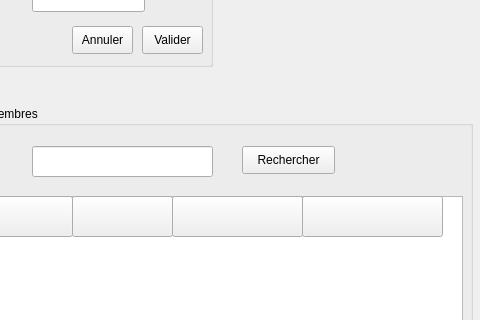
The window that mainwindow.ui (Mahdi-dahmani/Smart-Aid-association-2A9) describes before a commit, drawn with Qt 5; both pictures show x 588 to 1068 and y 173 to 493 of the 1068 by 692 pixel window.
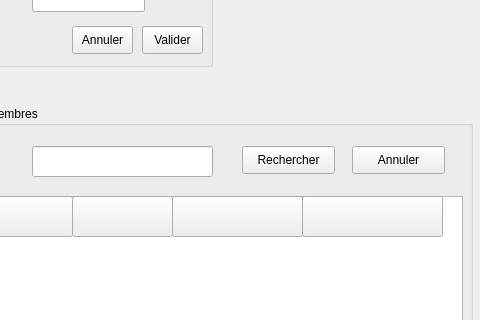
The same window after the commit.

Diff of the .ui file:
```diff
--- a/mainwindow.ui
+++ b/mainwindow.ui
@@ -517,6 +517,19 @@
       <string/>
      </property>
     </widget>
+    <widget class="QPushButton" name="pushButton_8">
+     <property name="geometry">
+      <rect>
+       <x>440</x>
+       <y>40</y>
+       <width>93</width>
+       <height>28</height>
+      </rect>
+     </property>
+     <property name="text">
+      <string>Annuler</string>
+     </property>
+    </widget>
    </widget>
    <widget class="QPushButton" name="excel">
     <property name="geometry">
```
